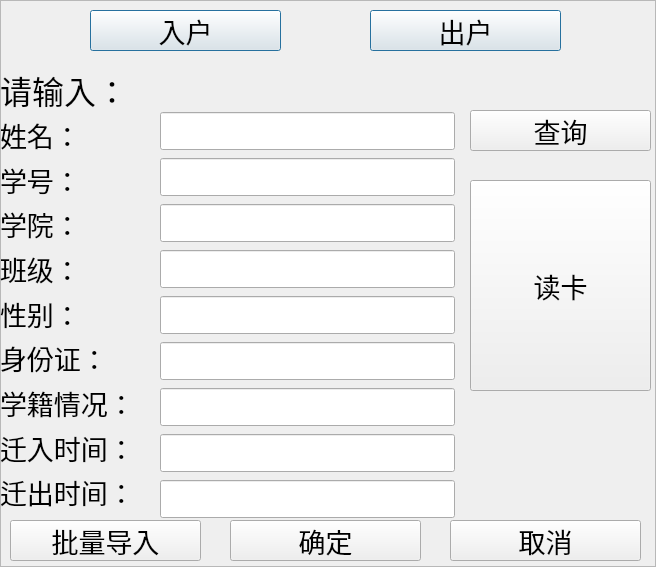
Qt form info_manage_system/in_out_account_page.ui (interstellar-ai/info_manage_system) before a commit.
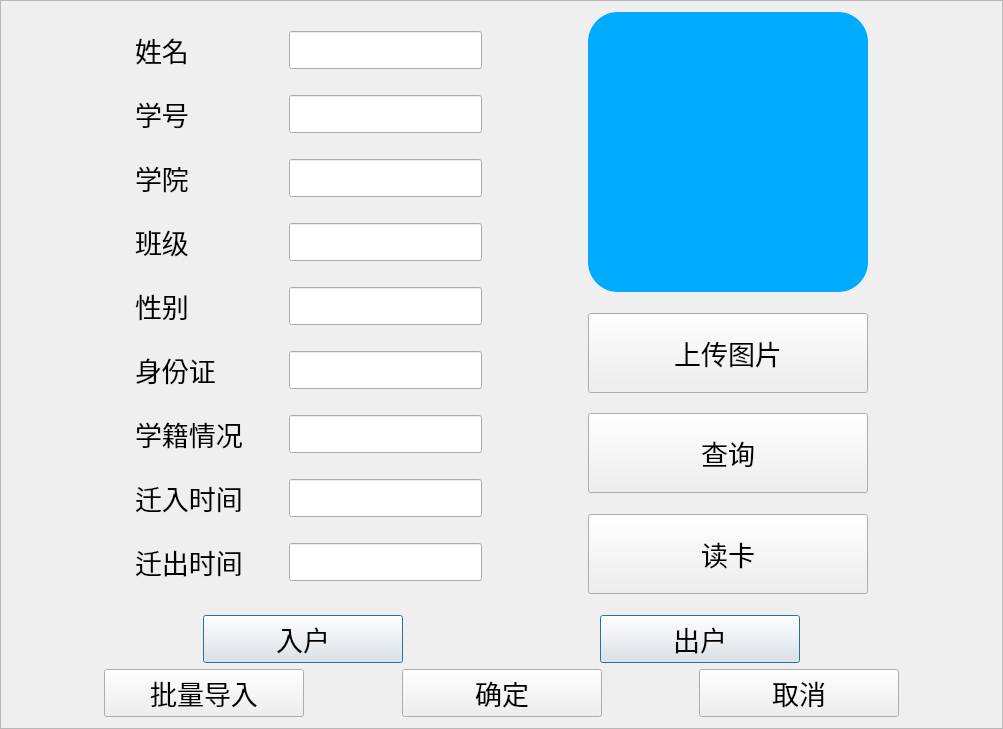
The same form after that commit. Icons and pictures are not drawn.

Patch:
```diff
--- a/info_manage_system/in_out_account_page.ui
+++ b/info_manage_system/in_out_account_page.ui
@@ -6,8 +6,8 @@
    <rect>
     <x>0</x>
     <y>0</y>
-    <width>656</width>
-    <height>567</height>
+    <width>1003</width>
+    <height>729</height>
    </rect>
   </property>
   <property name="frameShape">
@@ -16,213 +16,28 @@
   <property name="frameShadow">
    <enum>QFrame::Raised</enum>
   </property>
-  <widget class="QPushButton" name="write_concelButton">
-   <property name="geometry">
-    <rect>
-     <x>450</x>
-     <y>520</y>
-     <width>191</width>
-     <height>41</height>
-    </rect>
-   </property>
-   <property name="font">
-    <font>
-     <family>宋体</family>
-     <pointsize>20</pointsize>
-    </font>
-   </property>
-   <property name="text">
-    <string>取消</string>
-   </property>
-  </widget>
-  <widget class="QPushButton" name="out_accountButton">
-   <property name="geometry">
-    <rect>
-     <x>370</x>
-     <y>10</y>
-     <width>191</width>
-     <height>41</height>
-    </rect>
-   </property>
-   <property name="font">
-    <font>
-     <family>宋体</family>
-     <pointsize>20</pointsize>
-    </font>
-   </property>
-   <property name="text">
-    <string>出户</string>
-   </property>
-   <property name="icon">
-    <iconset resource="icon.qrc">
-     <normaloff>:/icon/people_arrow_right.png</normaloff>:/icon/people_arrow_right.png</iconset>
-   </property>
-   <property name="iconSize">
+  <layout class="QHBoxLayout" name="horizontalLayout_13">
+   <item>
+    <layout class="QVBoxLayout" name="verticalLayout_3">
+     <item>
+      <layout class="QHBoxLayout" name="horizontalLayout_12">
+       <item>
+        <spacer name="horizontalSpacer_36">
+         <property name="orientation">
+          <enum>Qt::Horizontal</enum>
+         </property>
+         <property name="sizeHint" stdset="0">
     <size>
-     <width>48</width>
-     <height>48</height>
-    </size>
-   </property>
-   <property name="autoDefault">
-    <bool>true</bool>
-   </property>
-   <property name="default">
-    <bool>true</bool>
-   </property>
-   <property name="flat">
-    <bool>false</bool>
-   </property>
-  </widget>
-  <widget class="QWidget" name="widget_3" native="true">
-   <property name="geometry">
-    <rect>
-     <x>160</x>
-     <y>110</y>
-     <width>295</width>
-     <height>411</height>
-    </rect>
-   </property>
-   <layout class="QVBoxLayout" name="verticalLayout_2">
-    <item>
-     <widget class="QLineEdit" name="stu_name">
-      <property name="font">
-       <font>
-        <family>宋体</family>
-        <pointsize>16</pointsize>
-       </font>
-      </property>
-     </widget>
+           <width>40</width>
+           <height>20</height>
+          </size>
+         </property>
+        </spacer>
     </item>
     <item>
-     <widget class="QLineEdit" name="stu_ID">
-      <property name="font">
-       <font>
-        <family>宋体</family>
-        <pointsize>16</pointsize>
-       </font>
-      </property>
-     </widget>
-    </item>
-    <item>
-     <widget class="QLineEdit" name="stu_college">
-      <property name="font">
-       <font>
-        <family>宋体</family>
-        <pointsize>16</pointsize>
-       </font>
-      </property>
-     </widget>
-    </item>
-    <item>
-     <widget class="QLineEdit" name="stu_class">
-      <property name="font">
-       <font>
-        <family>宋体</family>
-        <pointsize>16</pointsize>
-       </font>
-      </property>
-     </widget>
-    </item>
-    <item>
-     <widget class="QLineEdit" name="stu_sex">
-      <property name="font">
-       <font>
-        <family>宋体</family>
-        <pointsize>16</pointsize>
-       </font>
-      </property>
-     </widget>
-    </item>
-    <item>
-     <widget class="QLineEdit" name="stu_indentification_number">
-      <property name="font">
-       <font>
-        <family>宋体</family>
-        <pointsize>16</pointsize>
-       </font>
-      </property>
-     </widget>
-    </item>
-    <item>
-     <widget class="QLineEdit" name="stu_status_of_student_status">
-      <property name="font">
-       <font>
-        <family>宋体</family>
-        <pointsize>16</pointsize>
-       </font>
-      </property>
-     </widget>
-    </item>
-    <item>
-     <widget class="QLineEdit" name="account_in_time">
-      <property name="font">
-       <font>
-        <family>宋体</family>
-        <pointsize>16</pointsize>
-       </font>
-      </property>
-     </widget>
-    </item>
-    <item>
-     <widget class="QLineEdit" name="account_out_time">
-      <property name="font">
-       <font>
-        <family>宋体</family>
-        <pointsize>16</pointsize>
-       </font>
-      </property>
-     </widget>
-    </item>
-   </layout>
-  </widget>
-  <widget class="QPushButton" name="importButton">
-   <property name="geometry">
-    <rect>
-     <x>10</x>
-     <y>520</y>
-     <width>191</width>
-     <height>41</height>
-    </rect>
-   </property>
-   <property name="font">
-    <font>
-     <family>宋体</family>
-     <pointsize>20</pointsize>
-    </font>
-   </property>
-   <property name="text">
-    <string>批量导入</string>
-   </property>
-  </widget>
-  <widget class="QWidget" name="widget_2" native="true">
-   <property name="geometry">
-    <rect>
-     <x>0</x>
-     <y>70</y>
-     <width>171</width>
-     <height>441</height>
-    </rect>
-   </property>
-   <property name="font">
-    <font>
-     <family>宋体</family>
-     <pointsize>20</pointsize>
-    </font>
-   </property>
    <layout class="QVBoxLayout" name="verticalLayout">
     <item>
-     <widget class="QLabel" name="label_9">
-      <property name="font">
-       <font>
-        <family>宋体</family>
-        <pointsize>24</pointsize>
-       </font>
-      </property>
-      <property name="text">
-       <string>请输入：</string>
-      </property>
-     </widget>
-    </item>
+          <layout class="QHBoxLayout" name="horizontalLayout_9">
     <item>
      <widget class="QLabel" name="label_10">
       <property name="font">
@@ -232,10 +47,40 @@
        </font>
       </property>
       <property name="text">
-       <string>姓名：</string>
+              <string>姓名</string>
       </property>
      </widget>
     </item>
+           <item>
+            <spacer name="horizontalSpacer_8">
+             <property name="orientation">
+              <enum>Qt::Horizontal</enum>
+             </property>
+             <property name="sizeType">
+              <enum>QSizePolicy::Expanding</enum>
+             </property>
+             <property name="sizeHint" stdset="0">
+              <size>
+               <width>40</width>
+               <height>20</height>
+              </size>
+             </property>
+            </spacer>
+           </item>
+           <item>
+            <widget class="QLineEdit" name="stu_name">
+             <property name="font">
+              <font>
+               <family>宋体</family>
+               <pointsize>16</pointsize>
+              </font>
+             </property>
+            </widget>
+           </item>
+          </layout>
+         </item>
+         <item>
+          <layout class="QHBoxLayout" name="horizontalLayout_8">
     <item>
      <widget class="QLabel" name="label_11">
       <property name="font">
@@ -245,10 +90,37 @@
        </font>
       </property>
       <property name="text">
-       <string>学号：</string>
+              <string>学号</string>
       </property>
      </widget>
     </item>
+           <item>
+            <spacer name="horizontalSpacer_13">
+             <property name="orientation">
+              <enum>Qt::Horizontal</enum>
+             </property>
+             <property name="sizeHint" stdset="0">
+              <size>
+               <width>40</width>
+               <height>20</height>
+              </size>
+             </property>
+            </spacer>
+           </item>
+           <item>
+            <widget class="QLineEdit" name="stu_ID">
+             <property name="font">
+              <font>
+               <family>宋体</family>
+               <pointsize>16</pointsize>
+              </font>
+             </property>
+            </widget>
+           </item>
+          </layout>
+         </item>
+         <item>
+          <layout class="QHBoxLayout" name="horizontalLayout_7">
     <item>
      <widget class="QLabel" name="label_26">
       <property name="font">
@@ -258,10 +130,37 @@
        </font>
       </property>
       <property name="text">
-       <string>学院：</string>
+              <string>学院</string>
       </property>
      </widget>
     </item>
+           <item>
+            <spacer name="horizontalSpacer_12">
+             <property name="orientation">
+              <enum>Qt::Horizontal</enum>
+             </property>
+             <property name="sizeHint" stdset="0">
+              <size>
+               <width>40</width>
+               <height>20</height>
+              </size>
+             </property>
+            </spacer>
+           </item>
+           <item>
+            <widget class="QLineEdit" name="stu_college">
+             <property name="font">
+              <font>
+               <family>宋体</family>
+               <pointsize>16</pointsize>
+              </font>
+             </property>
+            </widget>
+           </item>
+          </layout>
+         </item>
+         <item>
+          <layout class="QHBoxLayout" name="horizontalLayout_6">
     <item>
      <widget class="QLabel" name="label_12">
       <property name="font">
@@ -271,10 +170,37 @@
        </font>
       </property>
       <property name="text">
-       <string>班级：</string>
+              <string>班级</string>
       </property>
      </widget>
     </item>
+           <item>
+            <spacer name="horizontalSpacer_11">
+             <property name="orientation">
+              <enum>Qt::Horizontal</enum>
+             </property>
+             <property name="sizeHint" stdset="0">
+              <size>
+               <width>40</width>
+               <height>20</height>
+              </size>
+             </property>
+            </spacer>
+           </item>
+           <item>
+            <widget class="QLineEdit" name="stu_class">
+             <property name="font">
+              <font>
+               <family>宋体</family>
+               <pointsize>16</pointsize>
+              </font>
+             </property>
+            </widget>
+           </item>
+          </layout>
+         </item>
+         <item>
+          <layout class="QHBoxLayout" name="horizontalLayout_5">
     <item>
      <widget class="QLabel" name="label_13">
       <property name="font">
@@ -284,10 +210,37 @@
        </font>
       </property>
       <property name="text">
-       <string>性别：</string>
+              <string>性别</string>
       </property>
      </widget>
     </item>
+           <item>
+            <spacer name="horizontalSpacer_10">
+             <property name="orientation">
+              <enum>Qt::Horizontal</enum>
+             </property>
+             <property name="sizeHint" stdset="0">
+              <size>
+               <width>40</width>
+               <height>20</height>
+              </size>
+             </property>
+            </spacer>
+           </item>
+           <item>
+            <widget class="QLineEdit" name="stu_sex">
+             <property name="font">
+              <font>
+               <family>宋体</family>
+               <pointsize>16</pointsize>
+              </font>
+             </property>
+            </widget>
+           </item>
+          </layout>
+         </item>
+         <item>
+          <layout class="QHBoxLayout" name="horizontalLayout_4">
     <item>
      <widget class="QLabel" name="label_14">
       <property name="font">
@@ -297,10 +250,37 @@
        </font>
       </property>
       <property name="text">
-       <string>身份证：</string>
+              <string>身份证</string>
       </property>
      </widget>
     </item>
+           <item>
+            <spacer name="horizontalSpacer_9">
+             <property name="orientation">
+              <enum>Qt::Horizontal</enum>
+             </property>
+             <property name="sizeHint" stdset="0">
+              <size>
+               <width>40</width>
+               <height>20</height>
+              </size>
+             </property>
+            </spacer>
+           </item>
+           <item>
+            <widget class="QLineEdit" name="stu_indentification_number">
+             <property name="font">
+              <font>
+               <family>宋体</family>
+               <pointsize>16</pointsize>
+              </font>
+             </property>
+            </widget>
+           </item>
+          </layout>
+         </item>
+         <item>
+          <layout class="QHBoxLayout" name="horizontalLayout_3">
     <item>
      <widget class="QLabel" name="label_25">
       <property name="font">
@@ -310,10 +290,37 @@
        </font>
       </property>
       <property name="text">
-       <string>学籍情况：</string>
+              <string>学籍情况</string>
       </property>
      </widget>
     </item>
+           <item>
+            <spacer name="horizontalSpacer_14">
+             <property name="orientation">
+              <enum>Qt::Horizontal</enum>
+             </property>
+             <property name="sizeHint" stdset="0">
+              <size>
+               <width>40</width>
+               <height>20</height>
+              </size>
+             </property>
+            </spacer>
+           </item>
+           <item>
+            <widget class="QLineEdit" name="stu_status_of_student_status">
+             <property name="font">
+              <font>
+               <family>宋体</family>
+               <pointsize>16</pointsize>
+              </font>
+             </property>
+            </widget>
+           </item>
+          </layout>
+         </item>
+         <item>
+          <layout class="QHBoxLayout" name="horizontalLayout_2">
     <item>
      <widget class="QLabel" name="label_15">
       <property name="font">
@@ -323,10 +330,37 @@
        </font>
       </property>
       <property name="text">
-       <string>迁入时间：</string>
+              <string>迁入时间</string>
       </property>
      </widget>
     </item>
+           <item>
+            <spacer name="horizontalSpacer_15">
+             <property name="orientation">
+              <enum>Qt::Horizontal</enum>
+             </property>
+             <property name="sizeHint" stdset="0">
+              <size>
+               <width>40</width>
+               <height>20</height>
+              </size>
+             </property>
+            </spacer>
+           </item>
+           <item>
+            <widget class="QLineEdit" name="account_in_time">
+             <property name="font">
+              <font>
+               <family>宋体</family>
+               <pointsize>16</pointsize>
+              </font>
+             </property>
+            </widget>
+           </item>
+          </layout>
+         </item>
+         <item>
+          <layout class="QHBoxLayout" name="horizontalLayout">
     <item>
      <widget class="QLabel" name="label_16">
       <property name="font">
@@ -336,21 +370,100 @@
        </font>
       </property>
       <property name="text">
-       <string>迁出时间：</string>
+              <string>迁出时间</string>
       </property>
      </widget>
     </item>
-   </layout>
-  </widget>
-  <widget class="QPushButton" name="write_OKButton">
-   <property name="geometry">
-    <rect>
-     <x>230</x>
-     <y>520</y>
-     <width>191</width>
-     <height>41</height>
-    </rect>
-   </property>
+           <item>
+            <spacer name="horizontalSpacer_16">
+             <property name="orientation">
+              <enum>Qt::Horizontal</enum>
+             </property>
+             <property name="sizeHint" stdset="0">
+              <size>
+               <width>40</width>
+               <height>20</height>
+              </size>
+             </property>
+            </spacer>
+           </item>
+           <item>
+            <widget class="QLineEdit" name="account_out_time">
+             <property name="font">
+              <font>
+               <family>宋体</family>
+               <pointsize>16</pointsize>
+              </font>
+             </property>
+            </widget>
+           </item>
+          </layout>
+         </item>
+        </layout>
+       </item>
+       <item>
+        <spacer name="horizontalSpacer_37">
+         <property name="orientation">
+          <enum>Qt::Horizontal</enum>
+         </property>
+         <property name="sizeType">
+          <enum>QSizePolicy::Preferred</enum>
+         </property>
+         <property name="sizeHint" stdset="0">
+          <size>
+           <width>100</width>
+           <height>20</height>
+          </size>
+         </property>
+        </spacer>
+       </item>
+       <item>
+        <layout class="QVBoxLayout" name="verticalLayout_2">
+         <item>
+          <widget class="QLabel" name="label">
+           <property name="minimumSize">
+            <size>
+             <width>280</width>
+             <height>280</height>
+            </size>
+           </property>
+           <property name="styleSheet">
+            <string notr="true">background-color : rgb(0, 170, 255);
+border-radius:30px;
+padding:2px 4px;</string>
+           </property>
+           <property name="text">
+            <string/>
+           </property>
+           <property name="pixmap">
+            <pixmap resource="icon.qrc">:/icon/face_photo.png</pixmap>
+           </property>
+           <property name="alignment">
+            <set>Qt::AlignCenter</set>
+           </property>
+          </widget>
+         </item>
+         <item>
+          <spacer name="verticalSpacer_3">
+           <property name="orientation">
+            <enum>Qt::Vertical</enum>
+           </property>
+           <property name="sizeHint" stdset="0">
+            <size>
+             <width>20</width>
+             <height>40</height>
+            </size>
+           </property>
+          </spacer>
+         </item>
+         <item>
+          <widget class="QPushButton" name="uploadPhoto">
+           <property name="minimumSize">
+            <size>
+             <width>200</width>
+             <height>80</height>
+            </size>
+           </property>
    <property name="font">
     <font>
      <family>宋体</family>
@@ -358,17 +471,126 @@
     </font>
    </property>
    <property name="text">
-    <string>确定</string>
-   </property>
-  </widget>
+            <string>上传图片</string>
+           </property>
+          </widget>
+         </item>
+         <item>
+          <spacer name="verticalSpacer">
+           <property name="orientation">
+            <enum>Qt::Vertical</enum>
+           </property>
+           <property name="sizeHint" stdset="0">
+            <size>
+             <width>20</width>
+             <height>40</height>
+            </size>
+           </property>
+          </spacer>
+         </item>
+         <item>
+          <widget class="QPushButton" name="searchButton">
+           <property name="minimumSize">
+            <size>
+             <width>200</width>
+             <height>80</height>
+            </size>
+           </property>
+           <property name="font">
+            <font>
+             <family>宋体</family>
+             <pointsize>20</pointsize>
+            </font>
+           </property>
+           <property name="text">
+            <string>查询</string>
+           </property>
+          </widget>
+         </item>
+         <item>
+          <spacer name="verticalSpacer_2">
+           <property name="orientation">
+            <enum>Qt::Vertical</enum>
+           </property>
+           <property name="sizeHint" stdset="0">
+            <size>
+             <width>20</width>
+             <height>40</height>
+            </size>
+           </property>
+          </spacer>
+         </item>
+         <item>
+          <widget class="QPushButton" name="readCardButton">
+           <property name="minimumSize">
+            <size>
+             <width>200</width>
+             <height>80</height>
+            </size>
+           </property>
+           <property name="font">
+            <font>
+             <family>宋体</family>
+             <pointsize>20</pointsize>
+            </font>
+           </property>
+           <property name="text">
+            <string>读卡</string>
+           </property>
+          </widget>
+         </item>
+         <item>
+          <spacer name="verticalSpacer_4">
+           <property name="orientation">
+            <enum>Qt::Vertical</enum>
+           </property>
+           <property name="sizeHint" stdset="0">
+            <size>
+             <width>20</width>
+             <height>40</height>
+            </size>
+           </property>
+          </spacer>
+         </item>
+        </layout>
+       </item>
+       <item>
+        <spacer name="horizontalSpacer_35">
+         <property name="orientation">
+          <enum>Qt::Horizontal</enum>
+         </property>
+         <property name="sizeHint" stdset="0">
+          <size>
+           <width>40</width>
+           <height>20</height>
+          </size>
+         </property>
+        </spacer>
+       </item>
+      </layout>
+     </item>
+     <item>
+      <layout class="QHBoxLayout" name="horizontalLayout_11">
+       <item>
+        <spacer name="horizontalSpacer">
+         <property name="orientation">
+          <enum>Qt::Horizontal</enum>
+         </property>
+         <property name="sizeHint" stdset="0">
+          <size>
+           <width>40</width>
+           <height>20</height>
+          </size>
+         </property>
+        </spacer>
+       </item>
+       <item>
   <widget class="QPushButton" name="in_accountButton">
-   <property name="geometry">
-    <rect>
-     <x>90</x>
-     <y>10</y>
-     <width>191</width>
-     <height>41</height>
-    </rect>
+         <property name="minimumSize">
+          <size>
+           <width>200</width>
+           <height>0</height>
+          </size>
    </property>
    <property name="font">
     <font>
@@ -376,6 +598,9 @@
      <pointsize>20</pointsize>
     </font>
    </property>
+         <property name="styleSheet">
+          <string notr="true"/>
+         </property>
    <property name="text">
     <string>入户</string>
    </property>
@@ -399,15 +624,28 @@
     <bool>false</bool>
    </property>
   </widget>
-  <widget class="QPushButton" name="readCardButton">
-   <property name="geometry">
-    <rect>
-     <x>470</x>
-     <y>180</y>
-     <width>181</width>
-     <height>211</height>
-    </rect>
-   </property>
+       </item>
+       <item>
+        <spacer name="horizontalSpacer_2">
+         <property name="orientation">
+          <enum>Qt::Horizontal</enum>
+         </property>
+         <property name="sizeHint" stdset="0">
+          <size>
+           <width>40</width>
+           <height>20</height>
+          </size>
+         </property>
+        </spacer>
+       </item>
+       <item>
+        <widget class="QPushButton" name="out_accountButton">
+         <property name="minimumSize">
+          <size>
+           <width>200</width>
+           <height>0</height>
+          </size>
+         </property>
    <property name="font">
     <font>
      <family>宋体</family>
@@ -415,18 +653,67 @@
     </font>
    </property>
    <property name="text">
-    <string>读卡</string>
-   </property>
-  </widget>
-  <widget class="QPushButton" name="searchButton">
-   <property name="geometry">
-    <rect>
-     <x>470</x>
-     <y>110</y>
-     <width>181</width>
-     <height>41</height>
-    </rect>
-   </property>
+          <string>出户</string>
+         </property>
+         <property name="icon">
+          <iconset resource="icon.qrc">
+           <normaloff>:/icon/people_arrow_right.png</normaloff>:/icon/people_arrow_right.png</iconset>
+         </property>
+         <property name="iconSize">
+          <size>
+           <width>48</width>
+           <height>48</height>
+          </size>
+         </property>
+         <property name="autoDefault">
+          <bool>true</bool>
+         </property>
+         <property name="default">
+          <bool>true</bool>
+         </property>
+         <property name="flat">
+          <bool>false</bool>
+         </property>
+        </widget>
+       </item>
+       <item>
+        <spacer name="horizontalSpacer_3">
+         <property name="orientation">
+          <enum>Qt::Horizontal</enum>
+         </property>
+         <property name="sizeHint" stdset="0">
+          <size>
+           <width>40</width>
+           <height>20</height>
+          </size>
+         </property>
+        </spacer>
+       </item>
+      </layout>
+     </item>
+     <item>
+      <layout class="QHBoxLayout" name="horizontalLayout_10">
+       <item>
+        <spacer name="horizontalSpacer_7">
+         <property name="orientation">
+          <enum>Qt::Horizontal</enum>
+         </property>
+         <property name="sizeHint" stdset="0">
+          <size>
+           <width>40</width>
+           <height>20</height>
+          </size>
+         </property>
+        </spacer>
+       </item>
+       <item>
+        <widget class="QPushButton" name="importButton">
+         <property name="minimumSize">
+          <size>
+           <width>200</width>
+           <height>0</height>
+          </size>
+         </property>
    <property name="font">
     <font>
      <family>宋体</family>
@@ -434,9 +721,92 @@
     </font>
    </property>
    <property name="text">
-    <string>查询</string>
-   </property>
-  </widget>
+          <string>批量导入</string>
+         </property>
+        </widget>
+       </item>
+       <item>
+        <spacer name="horizontalSpacer_4">
+         <property name="orientation">
+          <enum>Qt::Horizontal</enum>
+         </property>
+         <property name="sizeHint" stdset="0">
+          <size>
+           <width>40</width>
+           <height>20</height>
+          </size>
+         </property>
+        </spacer>
+       </item>
+       <item>
+        <widget class="QPushButton" name="write_OKButton">
+         <property name="minimumSize">
+          <size>
+           <width>200</width>
+           <height>0</height>
+          </size>
+         </property>
+         <property name="font">
+          <font>
+           <family>宋体</family>
+           <pointsize>20</pointsize>
+          </font>
+         </property>
+         <property name="text">
+          <string>确定</string>
+         </property>
+        </widget>
+       </item>
+       <item>
+        <spacer name="horizontalSpacer_5">
+         <property name="orientation">
+          <enum>Qt::Horizontal</enum>
+         </property>
+         <property name="sizeHint" stdset="0">
+          <size>
+           <width>40</width>
+           <height>20</height>
+          </size>
+         </property>
+        </spacer>
+       </item>
+       <item>
+        <widget class="QPushButton" name="write_concelButton">
+         <property name="minimumSize">
+          <size>
+           <width>200</width>
+           <height>0</height>
+          </size>
+         </property>
+         <property name="font">
+          <font>
+           <family>宋体</family>
+           <pointsize>20</pointsize>
+          </font>
+         </property>
+         <property name="text">
+          <string>取消</string>
+         </property>
+        </widget>
+       </item>
+       <item>
+        <spacer name="horizontalSpacer_6">
+         <property name="orientation">
+          <enum>Qt::Horizontal</enum>
+         </property>
+         <property name="sizeHint" stdset="0">
+          <size>
+           <width>40</width>
+           <height>20</height>
+          </size>
+         </property>
+        </spacer>
+       </item>
+      </layout>
+     </item>
+    </layout>
+   </item>
+  </layout>
  </widget>
  <resources>
   <include location="icon.qrc"/>
```
Lines whose indentation alone changed are shown as unchanged.
